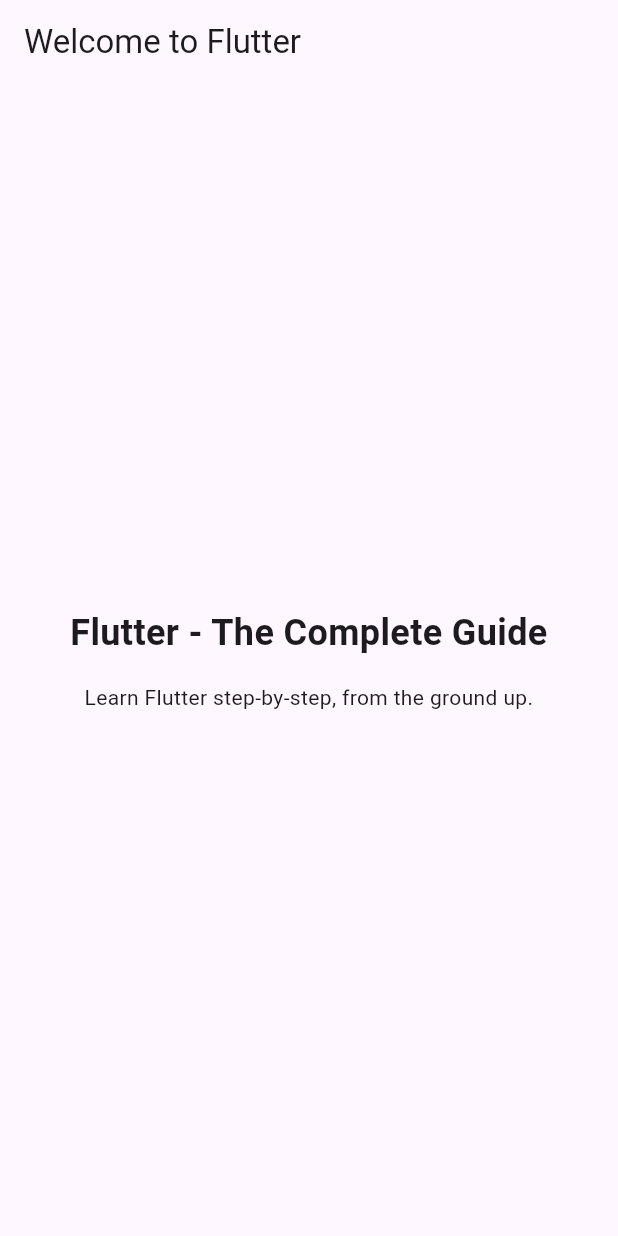
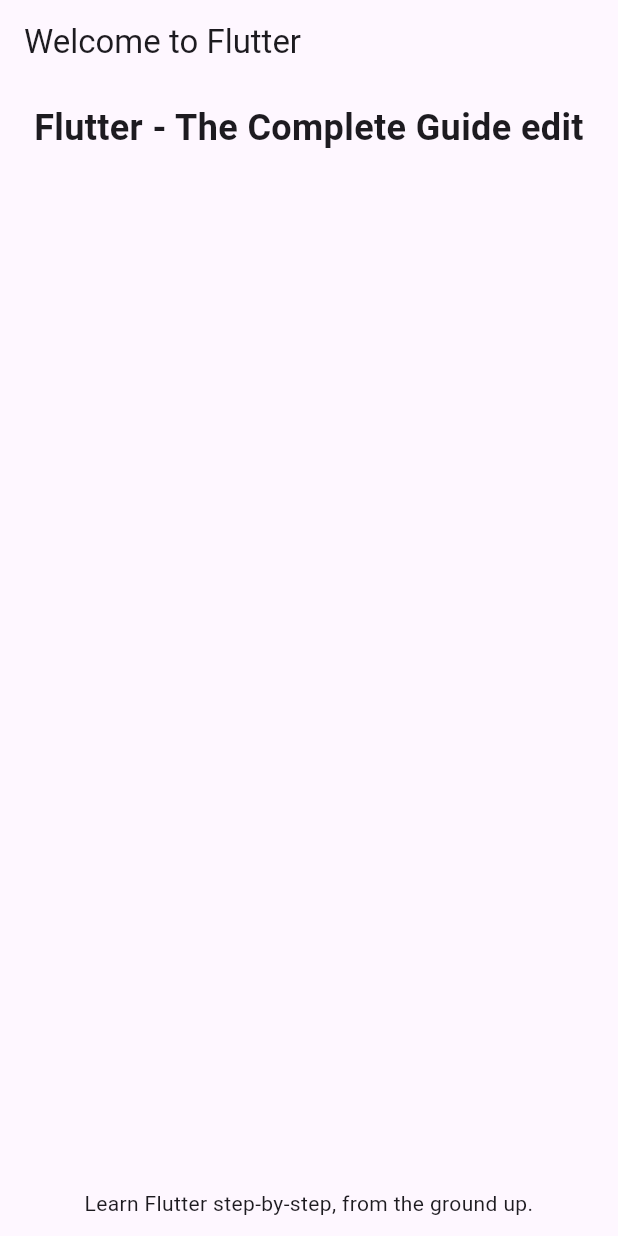
Before and after one commit to davidecarizzoni/flutter_first_app, a Flutter app: the screen it shows after launch, on a phone screen of 412 x 824 dp. Run offline on Flutter 3.47's test engine with Material 2 defaults, Android fonts, the phone set to English and light mode, and no system bars.

Commit message:
chore(mainDart): some changes

```diff
--- a/lib/main.dart
+++ b/lib/main.dart
@@ -19,7 +19,7 @@ class MyApp extends StatelessWidget {
     // In this course, you will, of course, not just use them a lot but
     // also learn about many other widgets!
     return MaterialApp(
-      title: 'Flutter First App',
+      title: 'Flutter First Appppp',
       theme: ThemeData(useMaterial3: true),
       home: Scaffold(
         appBar: AppBar(
@@ -29,11 +29,11 @@ class MyApp extends StatelessWidget {
           width: double.infinity,
           padding: const EdgeInsets.all(12),
           child: const Column(
-            mainAxisAlignment: MainAxisAlignment.center,
+            mainAxisAlignment: MainAxisAlignment.spaceBetween,
             crossAxisAlignment: CrossAxisAlignment.center,
             children: [
               Text(
-                'Flutter - The Complete Guide',
+                'Flutter - The Complete Guide edit',
                 textAlign: TextAlign.center,
                 style: TextStyle(
                   fontSize: 24,
```
